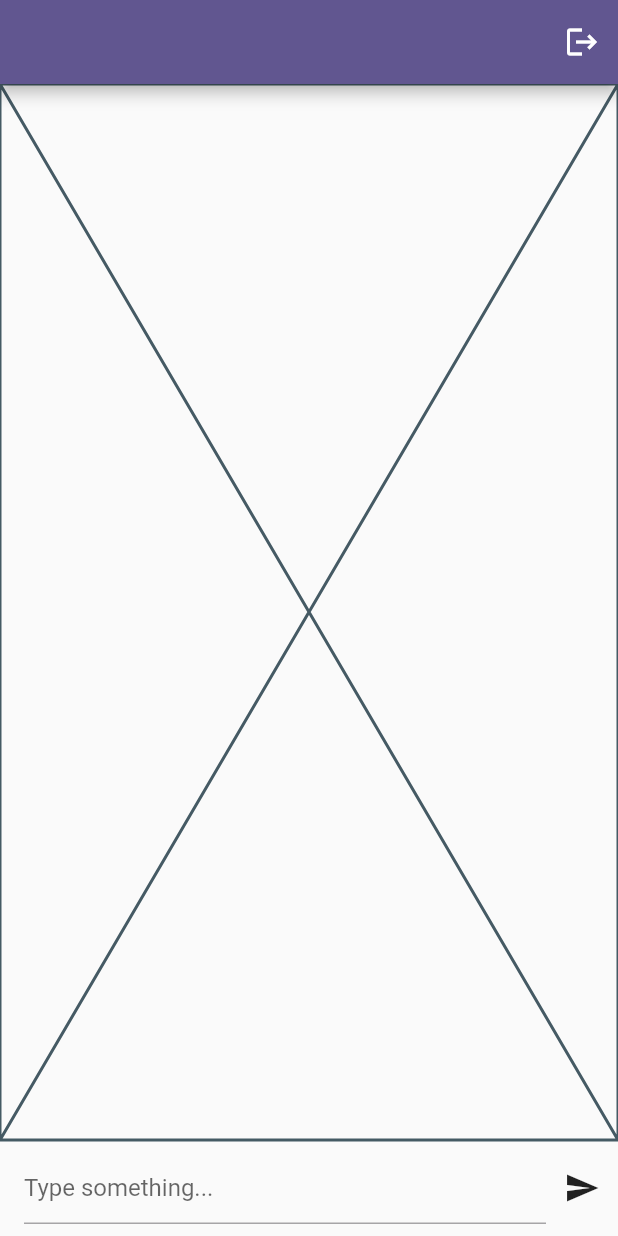
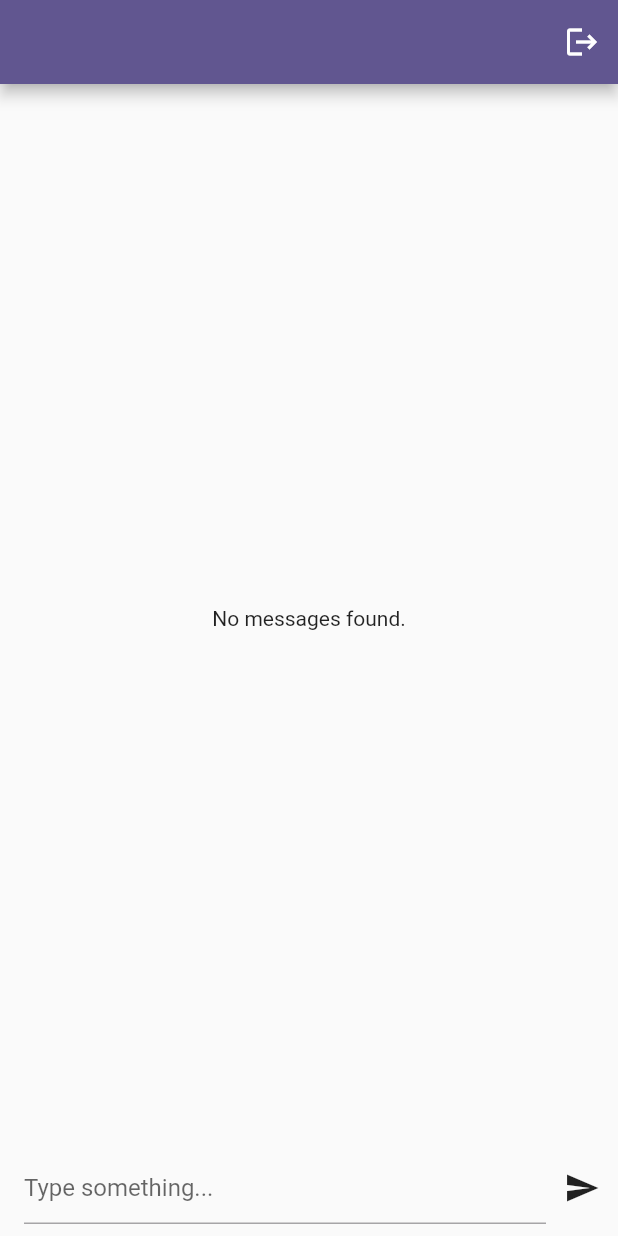
Before and after one commit to ducvt97/learn-flutter, a Flutter app: the screen it shows once a user with an empty profile is signed in, after a tap on the "send" icon, on a phone screen of 412 x 824 dp. Run offline on Flutter 3.47's test engine with Material 2 defaults, Android fonts, the phone set to English and light mode, and no system bars; our stand-ins replace cloud_firestore, firebase_auth, firebase_core, firebase_messaging, firebase_storage, flutter_riverpod and 1 more; accounts and stored records are empty.

Commit message:
Finish Chat App

```diff
--- a/chat_app/lib/screens/chat_screen.dart
+++ b/chat_app/lib/screens/chat_screen.dart
@@ -1,10 +1,27 @@
 import 'package:chat_app/widgets/chat_messages.dart';
 import 'package:chat_app/widgets/new_message.dart';
 import 'package:firebase_auth/firebase_auth.dart';
+import 'package:firebase_messaging/firebase_messaging.dart';
 import 'package:flutter/material.dart';
 
-class ChatScreen extends StatelessWidget {
+class ChatScreen extends StatefulWidget {
   const ChatScreen({super.key});
+
+  @override
+  State<ChatScreen> createState() => _ChatScreenState();
+}
+
+class _ChatScreenState extends State<ChatScreen> {
+  void setupPushNotification() async {
+    final fcm = FirebaseMessaging.instance;
+    await fcm.requestPermission();
+  }
+
+  @override
+  void initState() {
+    super.initState();
+    setupPushNotification();
+  }
 
   @override
   Widget build(BuildContext context) {
@@ -19,8 +36,8 @@ class ChatScreen extends StatelessWidget {
           ],
         ),
         body: Column(
-          children: [
-            Expanded(child: const ChatMessages()),
+          children: const [
+            Expanded(child: ChatMessages()),
             NewMessage(),
           ],
         ));
--- a/chat_app/lib/screens/login_screen.dart
+++ b/chat_app/lib/screens/login_screen.dart
@@ -1,5 +1,12 @@
+import 'dart:io';
+
+import 'package:chat_app/widgets/user_image_picker.dart';
+import 'package:cloud_firestore/cloud_firestore.dart';
 import 'package:firebase_auth/firebase_auth.dart';
+import 'package:firebase_storage/firebase_storage.dart';
 import 'package:flutter/material.dart';
+
+final firebaseAuth = FirebaseAuth.instance;
 
 class LoginScreen extends StatefulWidget {
   const LoginScreen({super.key});
@@ -10,23 +17,55 @@ class LoginScreen extends StatefulWidget {
 
 class _LoginScreenState extends State<LoginScreen> {
   var _isSignIn = true;
+  var _isLoading = false;
   final _form = GlobalKey<FormState>();
   late String _email;
   late String _password;
+  late String _username;
+  File? _image;
 
   void _submit() async {
+    setState(() {
+      _isLoading = true;
+    });
+
     final isValidate = _form.currentState!.validate();
-    if (isValidate) {
+    if (!isValidate || !_isSignIn && _image == null) {
+      return;
+    }
+
     _form.currentState!.save();
 
     try {
       if (_isSignIn) {
-          final userCredentials = await FirebaseAuth.instance
-              .signInWithEmailAndPassword(email: _email, password: _password);
+        final userCredentials = await firebaseAuth.signInWithEmailAndPassword(
+          email: _email,
+          password: _password,
+        );
       } else {
-          final userCredentials = await FirebaseAuth.instance
-              .createUserWithEmailAndPassword(
-                  email: _email, password: _password);
+        final userCredentials =
+            await firebaseAuth.createUserWithEmailAndPassword(
+          email: _email,
+          password: _password,
+        );
+
+        final storageRef = FirebaseStorage.instance
+            .ref()
+            .child('user_image')
+            .child('${userCredentials.user!.uid}.jpg');
+        await storageRef.putFile(_image!);
+        final imageUrl = await storageRef.getDownloadURL();
+
+        FirebaseFirestore.instance
+            .collection('users')
+            .doc(userCredentials.user!.uid)
+            .set(
+          {
+            'email': _email,
+            'username': _username,
+            'image_url': imageUrl,
+          },
+        );
       }
     } on FirebaseAuthException catch (error) {
       ScaffoldMessenger.of(context).clearSnackBars();
@@ -34,8 +73,13 @@ class _LoginScreenState extends State<LoginScreen> {
         SnackBar(content: Text(error.message ?? 'Authentication failed')),
       );
     }
+
+    setState(() {
+      _isLoading = false;
+    });
   }
-  }
+
+  void pickImage(File? image) => _image = image;
 
   @override
   Widget build(BuildContext context) {
@@ -64,6 +108,7 @@ class _LoginScreenState extends State<LoginScreen> {
                     child: Column(
                       mainAxisSize: MainAxisSize.min,
                       children: [
+                        if (!_isSignIn) UserImagePicker(onPickImage: pickImage),
                         TextFormField(
                           decoration: const InputDecoration(
                             labelText: 'Email',
@@ -82,6 +127,22 @@ class _LoginScreenState extends State<LoginScreen> {
                           onSaved: (newValue) => _email = newValue!,
                         ),
                         const SizedBox(height: 4),
+                        if (!_isSignIn)
+                          TextFormField(
+                            decoration: const InputDecoration(
+                              labelText: 'Username',
+                            ),
+                            autocorrect: false,
+                            textCapitalization: TextCapitalization.none,
+                            validator: (value) {
+                              if (value == null || value.trim().isEmpty) {
+                                return 'Please enter valid email.';
+                              }
+                              return null;
+                            },
+                            onSaved: (newValue) => _username = newValue!,
+                          ),
+                        const SizedBox(height: 4),
                         TextFormField(
                           decoration: const InputDecoration(
                             labelText: 'Password',
@@ -96,12 +157,14 @@ class _LoginScreenState extends State<LoginScreen> {
                           onSaved: (newValue) => _password = newValue!,
                         ),
                         const SizedBox(height: 8),
-                        SizedBox(
+                        _isLoading
+                            ? const CircularProgressIndicator.adaptive()
+                            : SizedBox(
                                 width: double.infinity,
                                 child: ElevatedButton(
                                   onPressed: _submit,
-                            child:
-                                Text(_isSignIn ? 'Sign In' : 'Create Account'),
+                                  child: Text(
+                                      _isSignIn ? 'Sign In' : 'Create Account'),
                                 ),
                               ),
                         SizedBox(
--- a/chat_app/lib/widgets/chat_messages.dart
+++ b/chat_app/lib/widgets/chat_messages.dart
@@ -1,11 +1,66 @@
+import 'package:chat_app/widgets/message_bubble.dart';
+import 'package:cloud_firestore/cloud_firestore.dart';
+import 'package:firebase_auth/firebase_auth.dart';
+import 'package:flutter/material.dart';
 import 'package:flutter/src/widgets/framework.dart';
 import 'package:flutter/src/widgets/placeholder.dart';
 
 class ChatMessages extends StatelessWidget {
   const ChatMessages({super.key});
 
+  Widget _buildCenterWithText(String text) => Center(child: Text(text));
+
   @override
   Widget build(BuildContext context) {
-    return const Placeholder();
+    final authUser = FirebaseAuth.instance.currentUser;
+    return StreamBuilder(
+      stream: FirebaseFirestore.instance
+          .collection('posts')
+          .orderBy(
+            'createAt',
+            descending: true,
+          )
+          .snapshots(),
+      builder: (context, snapshot) {
+        if (snapshot.connectionState == ConnectionState.waiting) {
+          return const Center(child: CircularProgressIndicator());
+        }
+        if (!snapshot.hasData || snapshot.data!.docs.isEmpty) {
+          return _buildCenterWithText('No messages found.');
+        }
+        if (snapshot.hasError) {
+          return _buildCenterWithText('Some errors occur.');
+        }
+        final loadedMessages = snapshot.data!.docs;
+        return ListView.builder(
+          padding: const EdgeInsets.all(16),
+          itemBuilder: (context, index) {
+            final chatMsg = loadedMessages[index].data();
+            final nextChatMsg = index + 1 < loadedMessages.length
+                ? loadedMessages[index + 1].data()
+                : null;
+            final currentMsgUserId = chatMsg['userId'];
+            final nextMsgUserId =
+                nextChatMsg != null ? nextChatMsg['userId'] : null;
+            final nextUserIsSame = nextMsgUserId == currentMsgUserId;
+
+            if (nextUserIsSame) {
+              return MessageBubble.next(
+                message: chatMsg['text'],
+                isMe: authUser!.uid == currentMsgUserId,
+              );
+            }
+            return MessageBubble.first(
+              userImage: chatMsg['userImage'],
+              username: chatMsg['username'],
+              message: chatMsg['text'],
+              isMe: authUser!.uid == currentMsgUserId,
+            );
+          },
+          itemCount: loadedMessages.length,
+          reverse: true,
+        );
+      },
+    );
   }
 }
--- a/chat_app/lib/widgets/new_message.dart
+++ b/chat_app/lib/widgets/new_message.dart
@@ -1,3 +1,5 @@
+import 'package:cloud_firestore/cloud_firestore.dart';
+import 'package:firebase_auth/firebase_auth.dart';
 import 'package:flutter/material.dart';
 
 class NewMessage extends StatefulWidget {
@@ -11,10 +13,38 @@ class _NewMessageState extends State<NewMessage> {
   final TextEditingController _messageController =
       TextEditingController(text: '');
   @override
+  void dispose() {
+    _messageController.dispose();
+    super.dispose();
+  }
+
+  void _sendMessage() async {
+    FocusScope.of(context).unfocus();
+
+    final message = _messageController.text;
+    if (message.trim().isEmpty) return;
+
+    final user = FirebaseAuth.instance.currentUser;
+    final userInfo = await FirebaseFirestore.instance
+        .collection('users')
+        .doc(user!.uid)
+        .get();
+    FirebaseFirestore.instance.collection('posts').add({
+      'text': message,
+      'createAt': DateTime.now(),
+      'userId': user.uid,
+      'username': userInfo.data()!['username'],
+      'userImage': userInfo.data()!['image_url'],
+    });
+
+    _messageController.clear();
+  }
+
+  @override
   Widget build(BuildContext context) {
     return Padding(
       padding: const EdgeInsets.only(
-        top: 8,
+        top: 0,
         bottom: 8,
         right: 0,
         left: 16,
@@ -31,7 +61,7 @@ class _NewMessageState extends State<NewMessage> {
             ),
           ),
           IconButton(
-            onPressed: () {},
+            onPressed: _sendMessage,
             icon: const Icon(Icons.send),
           )
         ],
--- /dev/null
+++ b/chat_app/lib/widgets/user_image_picker.dart
@@ -0,0 +1,51 @@
+import 'dart:io';
+
+import 'package:flutter/material.dart';
+import 'package:image_picker/image_picker.dart';
+
+class UserImagePicker extends StatefulWidget {
+  final void Function(File? image) onPickImage;
+  const UserImagePicker({super.key, required this.onPickImage});
+
+  @override
+  State<UserImagePicker> createState() => _UserImagePickerState();
+}
+
+class _UserImagePickerState extends State<UserImagePicker> {
+  File? _pickedImage;
+
+  void _pickImage() async {
+    final image = await ImagePicker().pickImage(
+      source: ImageSource.camera,
+      imageQuality: 50,
+      maxWidth: 150,
+    );
+    if (image == null) {
+      return;
+    }
+    setState(() {
+      _pickedImage = File(image.path);
+    });
+
+    widget.onPickImage(_pickedImage);
+  }
+
+  @override
+  Widget build(BuildContext context) {
+    return Column(
+      children: [
+        CircleAvatar(
+          radius: 40,
+          backgroundColor: Colors.grey,
+          foregroundImage:
+              _pickedImage != null ? FileImage(_pickedImage!) : null,
+        ),
+        TextButton.icon(
+          icon: const Icon(Icons.image),
+          onPressed: _pickImage,
+          label: const Text('Add Image'),
+        ),
+      ],
+    );
+  }
+}
--- a/chat_app/pubspec.yaml
+++ b/chat_app/pubspec.yaml
@@ -40,6 +40,7 @@ dependencies:
   firebase_storage: ^11.1.2
   image_picker: ^0.8.7+4
   cloud_firestore: ^4.6.0
+  firebase_messaging: ^14.6.0
 
 dev_dependencies:
   flutter_test:
```
Also changed, not shown: chat_app/lib/widgets/message_bubble.dart (added, +147 -0 lines), chat_app/pubspec.lock, 2 other files. Lines whose indentation alone changed are shown as unchanged.
